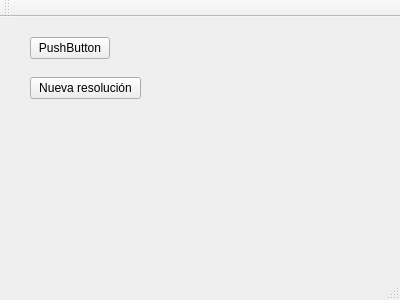
Before: the Qt Designer form mainwindow.ui in rogorido/qtpredicadores, drawn with Qt 5.
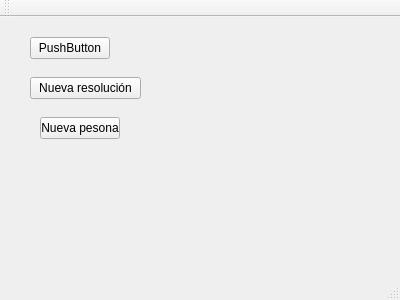
After: the same form once the commit is applied.

Commit message: Hacer uso de clase Persona para añadir personas

```diff
--- a/mainwindow.ui
+++ b/mainwindow.ui
@@ -40,6 +40,19 @@
      <string>Nueva resolución</string>
     </property>
    </widget>
+   <widget class="QPushButton" name="btPersona">
+    <property name="geometry">
+     <rect>
+      <x>40</x>
+      <y>100</y>
+      <width>80</width>
+      <height>22</height>
+     </rect>
+    </property>
+    <property name="text">
+     <string>Nueva pesona</string>
+    </property>
+   </widget>
   </widget>
   <widget class="QMenuBar" name="menuBar">
    <property name="geometry">
```
The commit also changes 7 other files.
